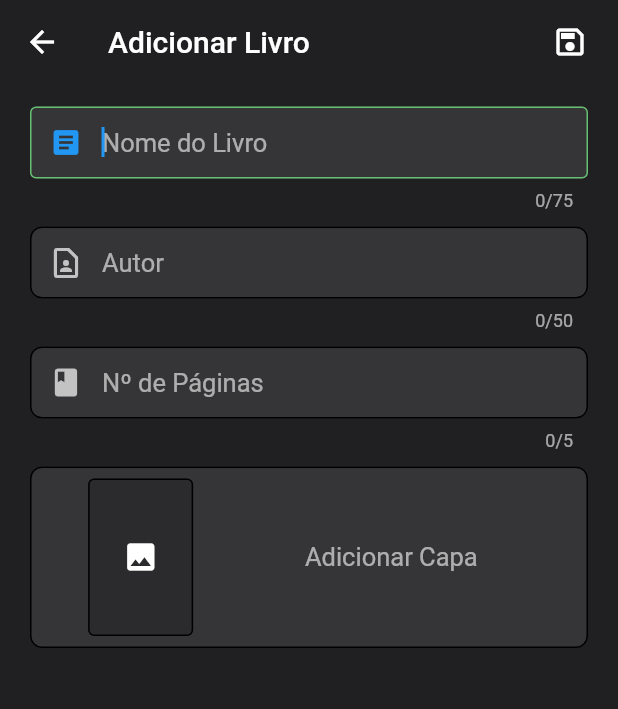
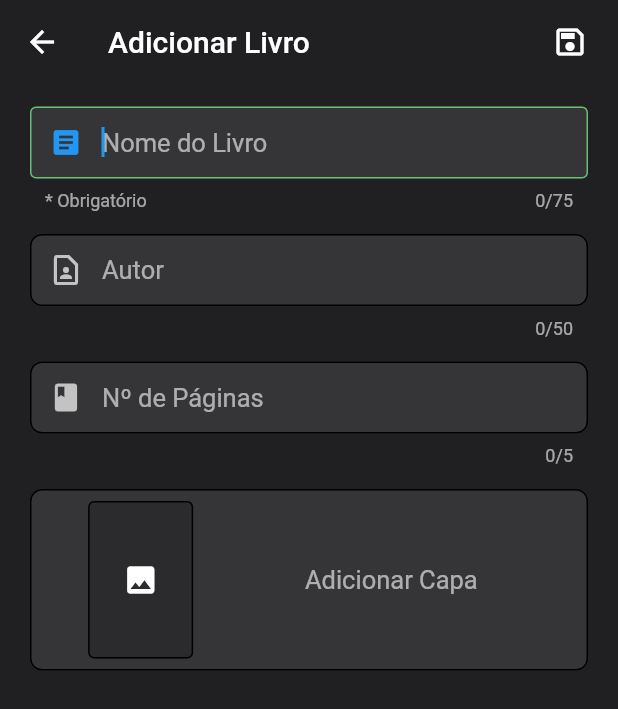
Before and after one commit to Fschmatz/booktrackerv2, a Flutter app: the AddLivro screen opened directly, on a phone screen of 412 x 824 dp. Shown: the top 709 px of the screen. Run offline on Flutter 3.47's test engine with Material 2 defaults, Android fonts, the phone set to English and light mode, and no system bars; our stand-ins replace flutter_native_image, image_picker, shared_preferences, sqflite; missing offline and left inert: a package; accounts and stored records are empty.

Commit message:
Update 4.4.0

```diff
--- a/lib/ui/addLivro.dart
+++ b/lib/ui/addLivro.dart
@@ -183,6 +183,7 @@ class _AddLivroState extends State<AddLivro> {
               onEditingComplete: () => node.nextFocus(),
               decoration: InputDecoration(
                   prefixIcon: Icon(Icons.article,size: 22),
+                  helperText: "* Obrigatório",
                   hintText: "Nome do Livro",
                   contentPadding:
                       new EdgeInsets.symmetric(vertical: 8.0, horizontal: 10.0),
@@ -198,7 +199,7 @@ class _AddLivroState extends State<AddLivro> {
               ),
             ),
             const SizedBox(
-              height: 10,
+              height: 15,
             ),
 
             TextField(
@@ -231,7 +232,7 @@ class _AddLivroState extends State<AddLivro> {
 
 
             const SizedBox(
-              height: 10,
+              height: 15,
             ),
 
             TextField(
@@ -267,7 +268,7 @@ class _AddLivroState extends State<AddLivro> {
             ),
 
             const SizedBox(
-              height: 10,
+              height: 15,
             ),
 
             Card(
--- a/pubspec.yaml
+++ b/pubspec.yaml
@@ -15,7 +15,7 @@ publish_to: 'none' # Remove this line if you wish to publish to pub.dev
 # In iOS, build-name is used as CFBundleShortVersionString while build-number used as CFBundleVersion.
 # Read more about iOS versioning at
 # https://developer.apple.com/library/archive/documentation/General/Reference/InfoPlistKeyReference/Articles/CoreFoundationKeys.html
-version: 4.3.2
+version: 4.4.0
 
 environment:
   sdk: ">=2.7.0 <3.0.0"
```
Also changed, not shown: lib/ui/cardLivro.dart (+23 -23 lines), lib/ui/updateLivro.dart (+4 -3 lines), lib/util/versaoNomeChangelog.dart (+8 -4 lines).
